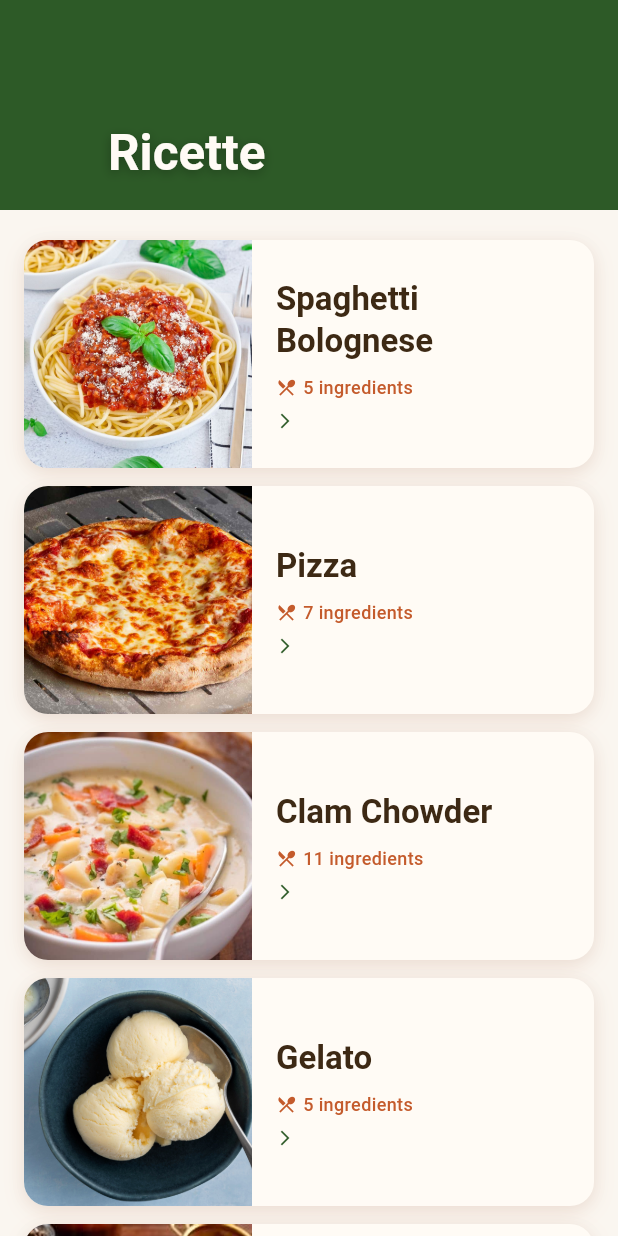
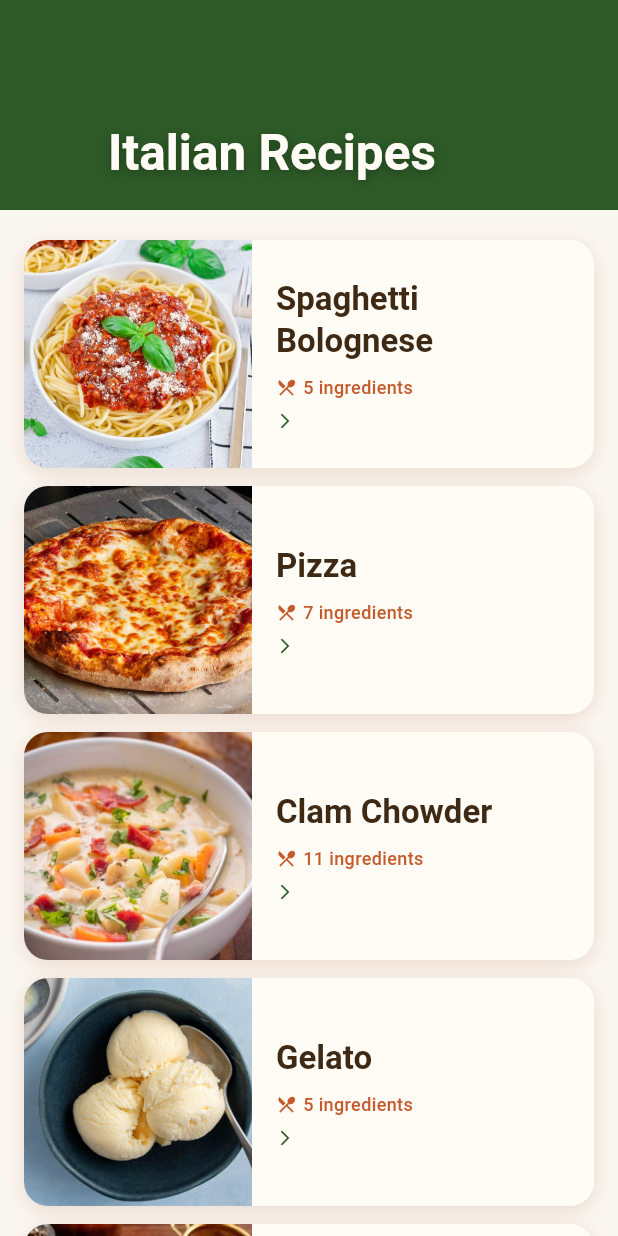
Before and after one commit to kaiser1x/cw2-flutter-recipe, a Flutter app: the screen it shows after launch, on a phone screen of 412 x 824 dp. Run offline on Flutter 3.47's test engine with Material 3 defaults, Android fonts, the light colour scheme and no system bars.

Commit message:
Changed title to Italian Recipes

```diff
--- a/lib/screens/home_screen.dart
+++ b/lib/screens/home_screen.dart
@@ -72,7 +72,7 @@ class _HomeScreenState extends State<HomeScreen>
             backgroundColor: AppColors.oliveGreen,
             flexibleSpace: FlexibleSpaceBar(
               title: Text(
-                'Ricette',
+                'Italian Recipes',
                 style: TextStyle(
                   color: AppColors.warmWhite,
                   fontWeight: FontWeight.w600,
```
